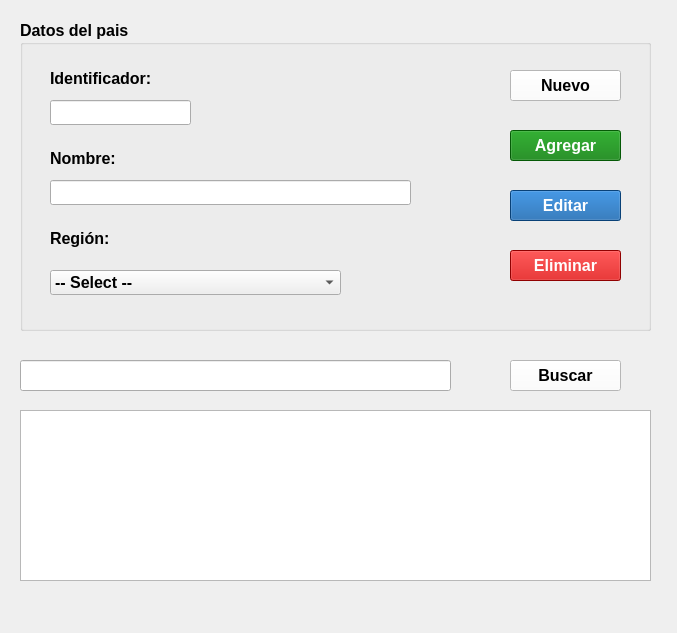
First picture: the form in vistas/FrmPais.ui, repository G-Mann00/HR_Seguridad, before the edit.
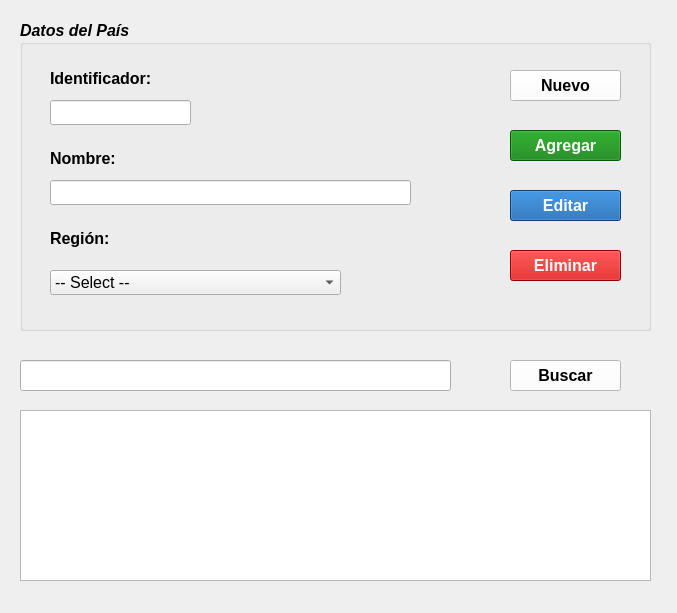
Second picture: the form after the edit. Icons and pictures are not drawn.

Commit message: se modifican los siguientes frmLocalizacion(ui),frmPais(ui),frmRegion(ui) y sus respectivos archvivos .py

The edit to the form file:
```diff
--- a/vistas/FrmPais.ui
+++ b/vistas/FrmPais.ui
@@ -7,9 +7,15 @@
     <x>0</x>
     <y>0</y>
     <width>677</width>
-    <height>633</height>
+    <height>613</height>
    </rect>
   </property>
+  <property name="minimumSize">
+   <size>
+    <width>677</width>
+    <height>613</height>
+   </size>
+  </property>
   <property name="windowTitle">
    <string>Gestión de pais</string>
   </property>
@@ -26,18 +32,19 @@
     <font>
      <pointsize>12</pointsize>
      <weight>75</weight>
+     <italic>true</italic>
      <bold>true</bold>
     </font>
    </property>
    <property name="title">
-    <string>Datos del pais  </string>
+    <string>Datos del País  </string>
    </property>
    <widget class="QLabel" name="lbl_identificador">
     <property name="geometry">
      <rect>
       <x>30</x>
       <y>50</y>
-      <width>101</width>
+      <width>111</width>
       <height>16</height>
      </rect>
     </property>
@@ -45,6 +52,7 @@
      <font>
       <pointsize>12</pointsize>
       <weight>75</weight>
+      <italic>false</italic>
       <bold>true</bold>
      </font>
     </property>
@@ -65,6 +73,7 @@
      <font>
       <pointsize>12</pointsize>
       <weight>75</weight>
+      <italic>false</italic>
       <bold>true</bold>
      </font>
     </property>
@@ -85,6 +94,7 @@
      <font>
       <pointsize>12</pointsize>
       <weight>75</weight>
+      <italic>false</italic>
       <bold>true</bold>
      </font>
     </property>
@@ -105,6 +115,7 @@
      <font>
       <pointsize>12</pointsize>
       <weight>50</weight>
+      <italic>true</italic>
       <bold>false</bold>
      </font>
     </property>
@@ -125,6 +136,7 @@
      <font>
       <pointsize>12</pointsize>
       <weight>50</weight>
+      <italic>true</italic>
       <bold>false</bold>
      </font>
     </property>
@@ -138,6 +150,14 @@
       <height>25</height>
      </rect>
     </property>
+    <property name="font">
+     <font>
+      <pointsize>12</pointsize>
+      <weight>50</weight>
+      <italic>false</italic>
+      <bold>false</bold>
+     </font>
+    </property>
     <property name="toolTip">
      <string>&lt;html&gt;&lt;head/&gt;&lt;body&gt;&lt;p&gt;Select&lt;/p&gt;&lt;p&gt;&lt;br/&gt;&lt;/p&gt;&lt;/body&gt;&lt;/html&gt;</string>
     </property>
@@ -160,9 +180,13 @@
      <font>
       <pointsize>12</pointsize>
       <weight>75</weight>
+      <italic>false</italic>
       <bold>true</bold>
      </font>
     </property>
+    <property name="toolTip">
+     <string>&lt;html&gt;&lt;head/&gt;&lt;body&gt;&lt;p&gt;&lt;span style=&quot; font-weight:400;&quot;&gt;Limpia los campos del formulario&lt;/span&gt;&lt;/p&gt;&lt;/body&gt;&lt;/html&gt;</string>
+    </property>
     <property name="styleSheet">
      <string notr="true">color: Black;
 background-color:white
@@ -195,9 +219,13 @@
      <font>
       <pointsize>12</pointsize>
       <weight>75</weight>
+      <italic>false</italic>
       <bold>true</bold>
      </font>
     </property>
+    <property name="toolTip">
+     <string>&lt;html&gt;&lt;head/&gt;&lt;body&gt;&lt;p&gt;&lt;span style=&quot; font-weight:400;&quot;&gt;Crea un nuevo registro&lt;/span&gt;&lt;/p&gt;&lt;/body&gt;&lt;/html&gt;</string>
+    </property>
     <property name="styleSheet">
      <string notr="true">color: White;
 background-color:rgb(7,125,8)</string>
@@ -229,9 +257,13 @@
      <font>
       <pointsize>12</pointsize>
       <weight>75</weight>
+      <italic>false</italic>
       <bold>true</bold>
      </font>
     </property>
+    <property name="toolTip">
+     <string>&lt;html&gt;&lt;head/&gt;&lt;body&gt;&lt;p&gt;&lt;span style=&quot; font-weight:400;&quot;&gt;Edita un registro ya existente&lt;/span&gt;&lt;/p&gt;&lt;/body&gt;&lt;/html&gt;</string>
+    </property>
     <property name="styleSheet">
      <string notr="true">color: White;
 background-color: rgb(12,91,166)</string>
@@ -263,9 +295,13 @@
      <font>
       <pointsize>12</pointsize>
       <weight>75</weight>
+      <italic>false</italic>
       <bold>true</bold>
      </font>
     </property>
+    <property name="toolTip">
+     <string>&lt;html&gt;&lt;head/&gt;&lt;body&gt;&lt;p&gt;&lt;span style=&quot; font-weight:400;&quot;&gt;Elimina un registro&lt;/span&gt;&lt;/p&gt;&lt;/body&gt;&lt;/html&gt;</string>
+    </property>
     <property name="styleSheet">
      <string notr="true">color: White;
 background-color: rgb(201,0,0)</string>
```
The commit also changes 5 other files.
